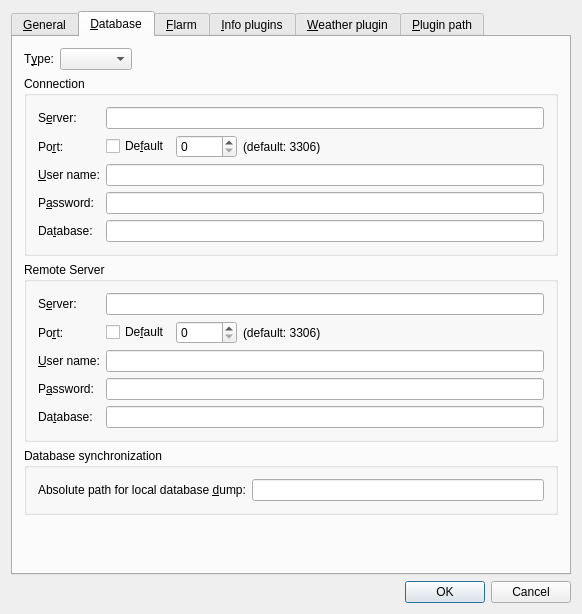
This is src/gui/windows/SettingsWindow.ui in Akaflieg/startkladde as Qt 5 draws it before an edit. The edited form follows.
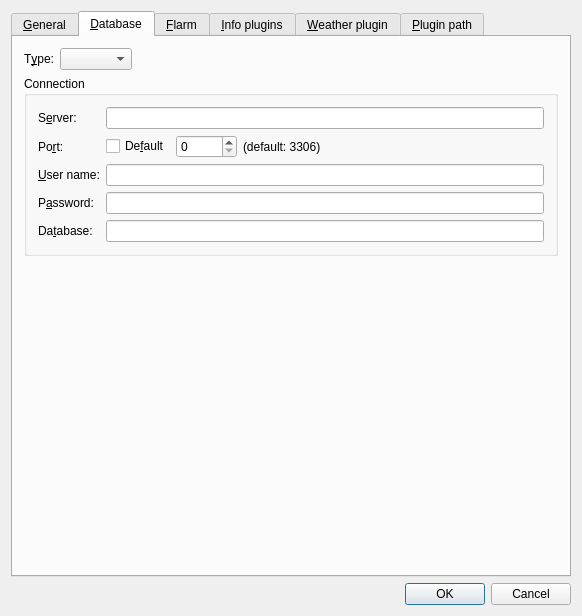
This is the edited form. The open tabs and pages were chosen to show the change. Custom widgets are drawn as their Qt base class.

```diff
--- a/src/gui/windows/SettingsWindow.ui
+++ b/src/gui/windows/SettingsWindow.ui
@@ -7,7 +7,7 @@
     <x>0</x>
     <y>0</y>
     <width>582</width>
-    <height>596</height>
+    <height>616</height>
    </rect>
   </property>
   <property name="windowTitle">
@@ -466,176 +466,6 @@
          </layout>
         </widget>
        </item>
-       <item>
-        <widget class="QGroupBox" name="dbConnectionBox_2">
-         <property name="title">
-          <string>Remote Server</string>
-         </property>
-         <layout class="QGridLayout" name="gridLayout_9">
-          <item row="0" column="0">
-           <widget class="QWidget" name="mysqlSettingsPane_2" native="true">
-            <layout class="QGridLayout" name="gridLayout_5">
-             <property name="leftMargin">
-              <number>0</number>
-             </property>
-             <property name="topMargin">
-              <number>0</number>
-             </property>
-             <property name="rightMargin">
-              <number>0</number>
-             </property>
-             <property name="bottomMargin">
-              <number>0</number>
-             </property>
-             <item row="0" column="0">
-              <widget class="QLabel" name="mysqlServerLabel_2">
-               <property name="text">
-                <string>S&amp;erver:</string>
-               </property>
-               <property name="buddy">
-                <cstring>mysqlServerInput_2</cstring>
-               </property>
-              </widget>
-             </item>
-             <item row="0" column="1" colspan="4">
-              <widget class="QLineEdit" name="mysqlServerInput_2">
-               <property name="toolTip">
-                <string>&lt;html&gt;IP address or host name of the database server&lt;/html&gt;</string>
-               </property>
-              </widget>
-             </item>
-             <item row="1" column="0">
-              <widget class="QLabel" name="mysqlPortLabel_2">
-               <property name="text">
-                <string>Po&amp;rt:</string>
-               </property>
-               <property name="buddy">
-                <cstring>mysqlPortInput_2</cstring>
-               </property>
-              </widget>
-             </item>
-             <item row="1" column="2">
-              <widget class="QSpinBox" name="mysqlPortInput_2">
-               <property name="toolTip">
-                <string>&lt;html&gt;The TCP port of the database server&lt;/html&gt;</string>
-               </property>
-               <property name="maximum">
-                <number>65535</number>
-               </property>
-              </widget>
-             </item>
-             <item row="2" column="0">
-              <widget class="QLabel" name="mysqlUserLabel_2">
-               <property name="text">
-                <string>&amp;User name:</string>
-               </property>
-               <property name="buddy">
-                <cstring>mysqlUserInput_2</cstring>
-               </property>
-              </widget>
-             </item>
-             <item row="2" column="1" colspan="4">
-              <widget class="QLineEdit" name="mysqlUserInput_2">
-               <property name="toolTip">
-                <string>&lt;html&gt;The username for the connection to the database server&lt;/html&gt;</string>
-               </property>
-              </widget>
-             </item>
-             <item row="3" column="0">
-              <widget class="QLabel" name="mysqlPasswordLabel_2">
-               <property name="text">
-                <string>P&amp;assword:</string>
-               </property>
-               <property name="buddy">
-                <cstring>mysqlPasswordInput_2</cstring>
-               </property>
-              </widget>
-             </item>
-             <item row="3" column="1" colspan="4">
-              <widget class="QLineEdit" name="mysqlPasswordInput_2">
-               <property name="toolTip">
-                <string>&lt;html&gt;The password for the connection to the database server&lt;/html&gt;</string>
-               </property>
-               <property name="echoMode">
-                <enum>QLineEdit::Password</enum>
-               </property>
-              </widget>
-             </item>
-             <item row="4" column="0">
-              <widget class="QLabel" name="mysqlDatabaseLabel_2">
-               <property name="text">
-                <string>Da&amp;tabase:</string>
-               </property>
-               <property name="buddy">
-                <cstring>mysqlDatabaseInput_2</cstring>
-               </property>
-              </widget>
-             </item>
-             <item row="4" column="1" colspan="4">
-              <widget class="QLineEdit" name="mysqlDatabaseInput_2">
-               <property name="toolTip">
-                <string>&lt;html&gt;The name of the database on the database server&lt;/html&gt;</string>
-               </property>
-              </widget>
-             </item>
-             <item row="1" column="4">
-              <spacer name="horizontalSpacer_11">
-               <property name="orientation">
-                <enum>Qt::Horizontal</enum>
-               </property>
-               <property name="sizeHint" stdset="0">
-                <size>
-                 <width>40</width>
-                 <height>20</height>
-                </size>
-               </property>
-              </spacer>
-             </item>
-             <item row="1" column="1">
-              <widget class="QCheckBox" name="mysqlDefaultPortCheckBox_2">
-               <property name="toolTip">
-                <string>&lt;html&gt;If enabled, the default port is used for the database server.&lt;/html&gt;</string>
-               </property>
-               <property name="text">
-                <string>De&amp;fault</string>
-               </property>
-              </widget>
-             </item>
-             <item row="1" column="3">
-              <widget class="QLabel" name="label_6">
-               <property name="text">
-                <string>(default: 3306)</string>
-               </property>
-              </widget>
-             </item>
-            </layout>
-           </widget>
-          </item>
-         </layout>
-        </widget>
-       </item>
-       <item>
-        <widget class="QGroupBox" name="groupBox_2">
-         <property name="title">
-          <string>Database synchronization</string>
-         </property>
-         <layout class="QFormLayout" name="formLayout">
-          <item row="0" column="0">
-           <widget class="QLabel" name="label_7">
-            <property name="text">
-             <string>Absolute path for local database &amp;dump:</string>
-            </property>
-            <property name="buddy">
-             <cstring>databaseDumpPath</cstring>
-            </property>
-           </widget>
-          </item>
-          <item row="0" column="1">
-           <widget class="QLineEdit" name="databaseDumpPath"/>
-          </item>
-         </layout>
-        </widget>
-       </item>
        <item>
         <spacer name="verticalSpacer">
          <property name="orientation">
```
Left out of the diff: 2 changed lines with no effect on the pictures.
